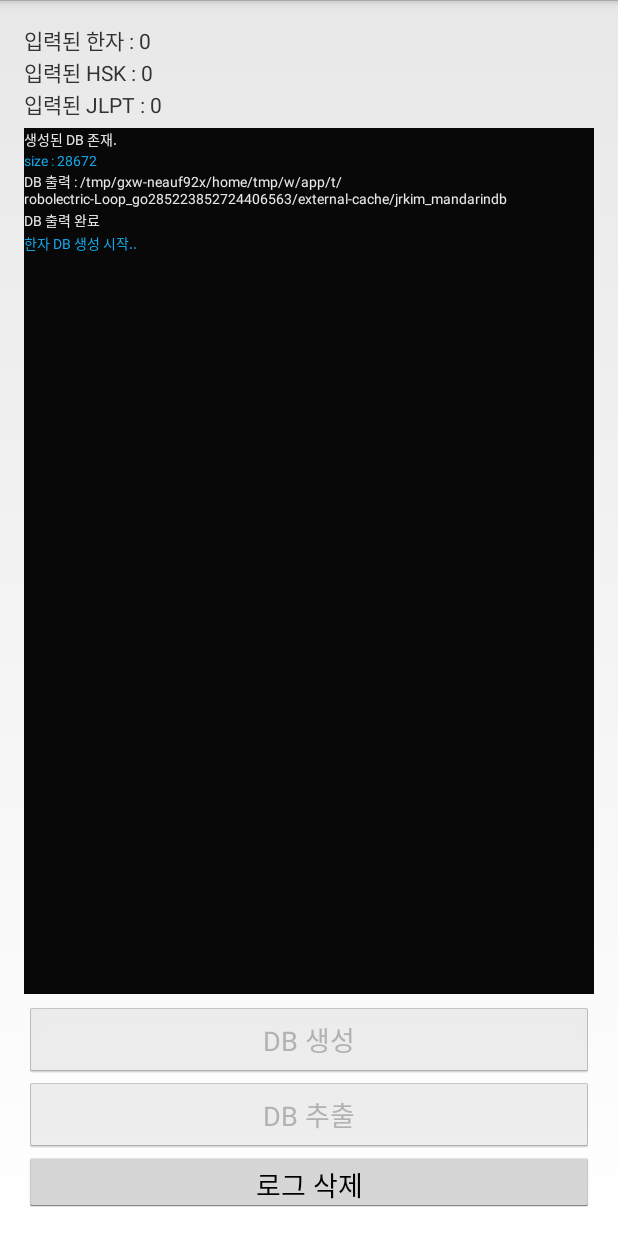
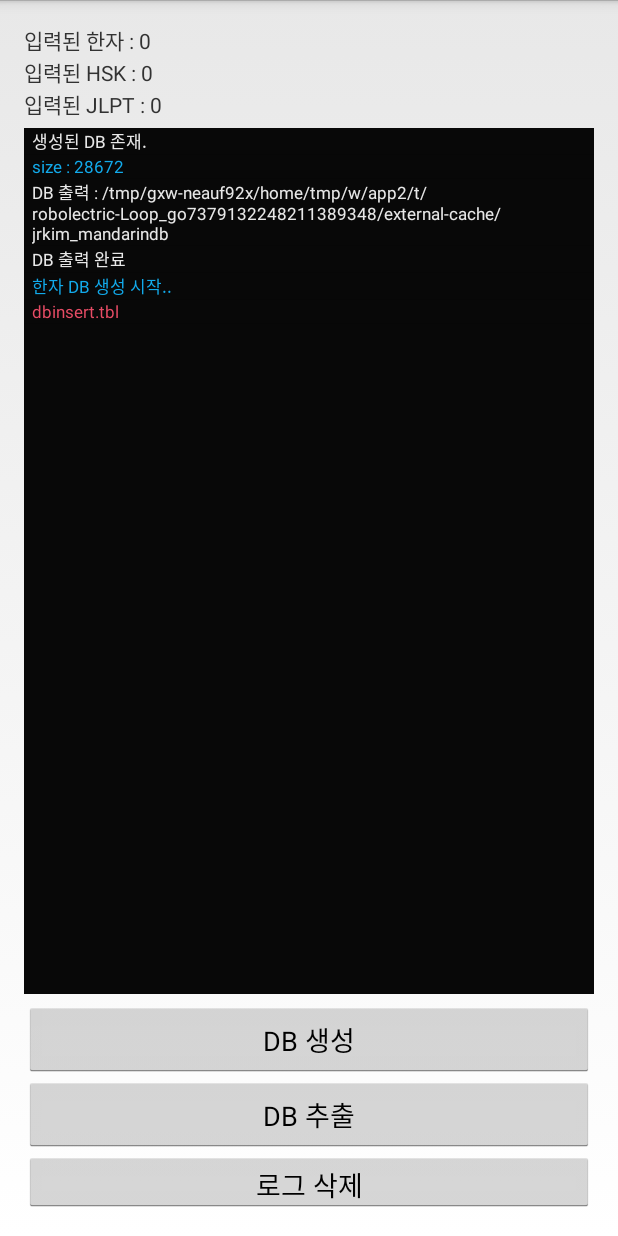
Before and after one commit to KimJinRyul/MandarinDB, an Android app: the screen it shows after launch (MainActivity), after a tap on "DB 생성", on a phone screen of 412 x 824 dp. Run offline under Robolectric (Android 15) with nearby library versions, the phone set to English and light mode, and no system bars; 2 other taps on this screen came first.

Commit message:
중국어 2급 단어 추가 중...
2급단어 추가 완료.
해당 하는 한자 단어 입력중...
및 로그 표현하기 기능 추

```diff
--- a/app/src/main/java/jrkim/mandarindb/MainActivity.java
+++ b/app/src/main/java/jrkim/mandarindb/MainActivity.java
@@ -1,10 +1,12 @@
 package jrkim.mandarindb;
 
 import android.app.Activity;
+import android.database.Cursor;
 import android.os.Bundle;
 import android.os.Environment;
 import android.os.Handler;
 import android.os.Message;
+import android.util.Log;
 import android.view.View;
 import android.widget.ListView;
 import android.widget.TextView;
@@ -29,6 +31,7 @@ public class MainActivity extends Activity implements View.OnClickListener{
 
     public final static int MESSAGE_COMPLETE    = 1000;
     public final static int MESSAGE_LOG         = 1001;
+    public final static int MESSAGE_MAKE_NEWDB  = 1002;
 
     private ListView mListView = null;
     private LogAdapter mAdapter = null;
@@ -51,15 +54,31 @@ public class MainActivity extends Activity implements View.OnClickListener{
 
     public void handleMessage(Message msg) {
         switch(msg.what) {
+            case MESSAGE_MAKE_NEWDB:
+                makeNewDB();
+                break;
             case MESSAGE_COMPLETE:
             findViewById(R.id.btnMakeDB).setEnabled(true);
             findViewById(R.id.btnGetDB).setEnabled(true);
-            updateText();
+                updateText();
             break;
             case MESSAGE_LOG:
                 mLogs.add(new LogInfo((String) msg.obj, msg.arg1));
                 mAdapter.notifyDataSetChanged();
                 mListView.setSelection(mLogs.size() - 1);
+                switch(msg.arg1) {
+                    case LogInfo.TYPE_DEFAULT:
+                    case LogInfo.TYPE_INFORMATION:
+                        Log.i("jrkim", (String)msg.obj);
+                        break;
+                    case LogInfo.TYPE_WARNING:
+                        Log.w("jrkim", (String)msg.obj);
+                        break;
+                    case LogInfo.TYPE_ERROR:
+                        Log.e("jrkim", (String)msg.obj);
+                        break;
+                }
+
                 break;
         }
     }
@@ -86,13 +105,19 @@ public class MainActivity extends Activity implements View.OnClickListener{
         DBManager db = DBManager.getInstance(this);
         db.open();
 
-        int mandarinCnt = db.getAll(DBManager.TABLE_MANDARIN).getCount();
-        int chineseCnt = db.getAll(DBManager.TABLE_CHINESE).getCount();
-        int japaneseCnt = db.getAll(DBManager.TABLE_JAPANESE).getCount();
+        Cursor mandarinCursor = db.getAll(DBManager.TABLE_MANDARIN);
+        Cursor chineseCursor = db.getAll(DBManager.TABLE_CHINESE);
+        Cursor japaneseCursor = db.getAll(DBManager.TABLE_JAPANESE);
 
-        ((TextView)findViewById(R.id.tvHanjaCnt)).setText(String.format(getString(R.string.HANJA_CNT), mandarinCnt));
-        ((TextView)findViewById(R.id.tvChineseCnt)).setText(String.format(getString(R.string.HSK_CNT), chineseCnt));
-        ((TextView)findViewById(R.id.tvJapaneseCnt)).setText(String.format(getString(R.string.JLPT_CNT), japaneseCnt));
+        ((TextView)findViewById(R.id.tvHanjaCnt)).setText(String.format(getString(R.string.HANJA_CNT), mandarinCursor.getCount()));
+        ((TextView)findViewById(R.id.tvChineseCnt)).setText(String.format(getString(R.string.HSK_CNT), chineseCursor.getCount()));
+        ((TextView)findViewById(R.id.tvJapaneseCnt)).setText(String.format(getString(R.string.JLPT_CNT), japaneseCursor.getCount()));
+
+        mandarinCursor.close();
+        chineseCursor.close();
+        japaneseCursor.close();
+
+        db.close();
     }
 
     @Override
@@ -103,7 +128,7 @@ public class MainActivity extends Activity implements View.OnClickListener{
                 mAdapter.notifyDataSetChanged();
                 break;
             case R.id.btnMakeDB:
-                makeNewDB();
+                mHandler.sendEmptyMessage(MESSAGE_MAKE_NEWDB);
                 break;
             case R.id.btnGetDB:
                 try {
@@ -267,9 +292,11 @@ public class MainActivity extends Activity implements View.OnClickListener{
                     db.close();
 
                     mHandler.sendMessage(mHandler.obtainMessage(MESSAGE_LOG, LogInfo.TYPE_INFORMATION, 0, "중국어 DB 생성 완료.."));
+                } catch (Exception e) {
+                    mHandler.sendMessage(mHandler.obtainMessage(MESSAGE_LOG, LogInfo.TYPE_ERROR, 0, e.getMessage()));
+                    e.printStackTrace();
+                } finally {
                     mHandler.sendEmptyMessage(MESSAGE_COMPLETE);
-                } catch (Exception e) {
-                    e.printStackTrace();
                 }
             }
         }.start();
--- a/app/src/main/res/layout/item_log.xml
+++ b/app/src/main/res/layout/item_log.xml
@@ -9,7 +9,8 @@
         android:id="@+id/tvLog"
         android:layout_width="wrap_content"
         android:layout_height="wrap_content"
-        android:textSize="9dp"
+        android:layout_marginLeft="5dp"
+        android:textSize="11dp"
         android:textColor="#c8c8c8" />
 
 </RelativeLayout>
```
Also changed, not shown: app/src/main/java/jrkim/mandarindb/DB/DBManager.java (+10 -2 lines), 2 other files.
